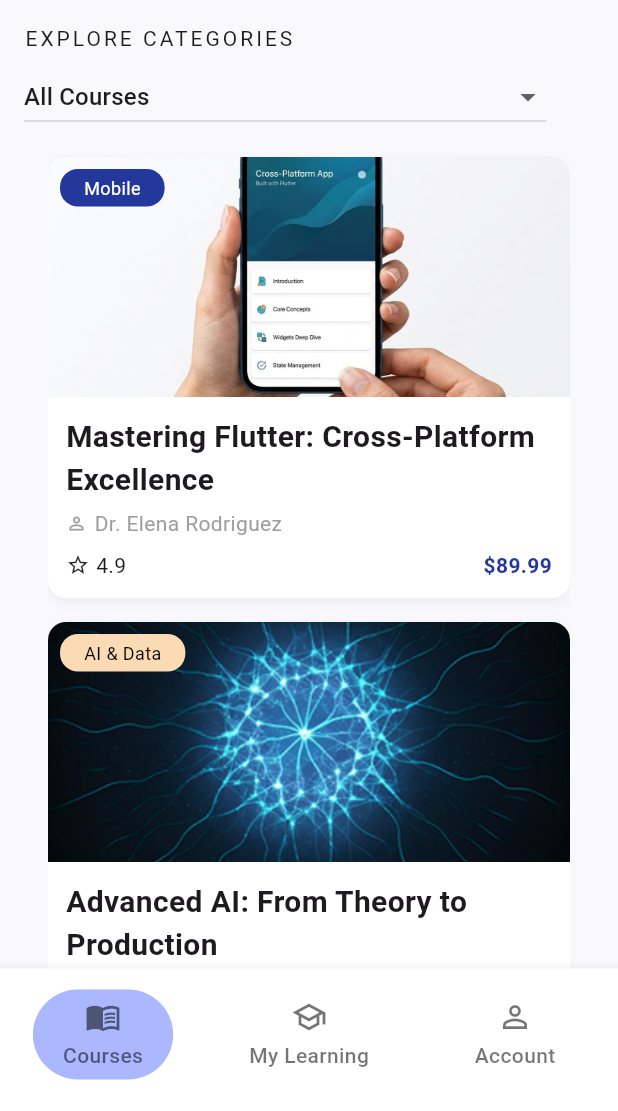
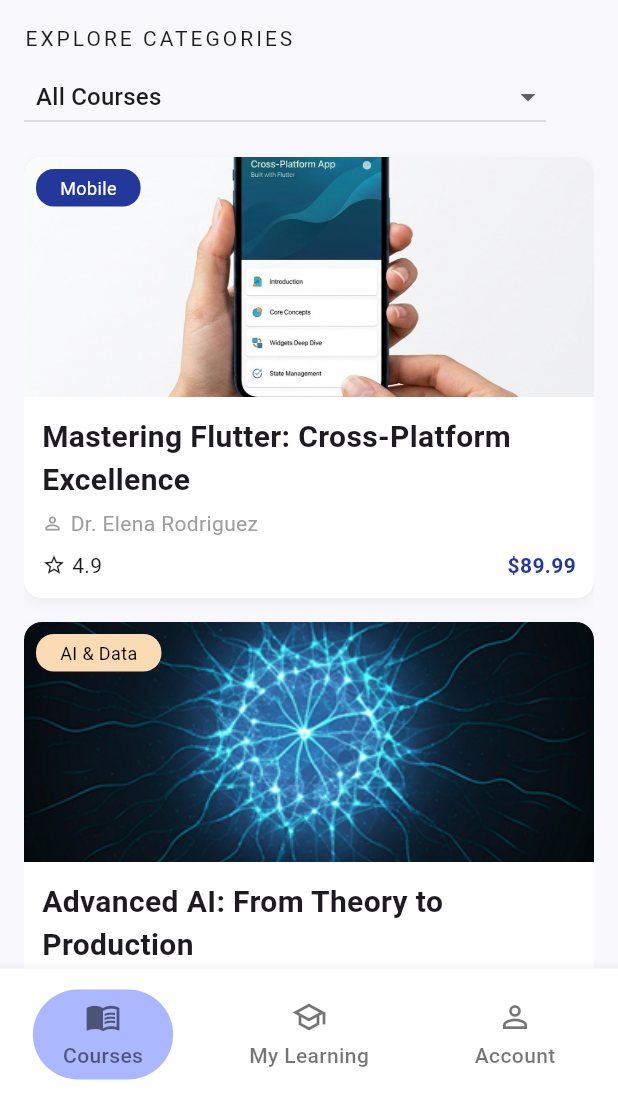
Before and after one commit to NadyAlwazah/flutter-task05-skills-academy-beg, a Flutter app: the BottomBarLayout screen opened by its route, on a phone screen of 412 x 824 dp, the part 125-1236 px from its top. Run offline on Flutter 3.47's test engine with Material 3 defaults, Android fonts, the phone set to English and light mode, and no system bars; our stand-ins replace flutter_screenutil, flutter_svg, go_router.

Commit message:
refactor(ui): adjust dropdown item padding and clean up CoursesViewBody layout

```diff
--- a/lib/features/courses/presentation/views/widgets/courses_filter_dropdown.dart
+++ b/lib/features/courses/presentation/views/widgets/courses_filter_dropdown.dart
@@ -19,11 +19,26 @@ class CoursesFilterDropdown extends StatelessWidget {
         isExpanded: true,
         icon: const Icon(Icons.arrow_drop_down),
         items: const [
-          DropdownMenuItem(value: 'All Courses', child: Text('All Courses')),
-          DropdownMenuItem(value: 'IT Course', child: Text('IT Course')),
+          DropdownMenuItem(
+            value: 'All Courses',
+            child: Padding(
+              padding: EdgeInsets.only(left: 8.0),
+              child: Text('All Courses'),
+            ),
+          ),
+          DropdownMenuItem(
+            value: 'IT Course',
+            child: Padding(
+              padding: EdgeInsets.only(left: 8),
+              child: Text('IT Course'),
+            ),
+          ),
           DropdownMenuItem(
             value: 'Languages Course',
-            child: Text('Languages Course'),
+            child: Padding(
+              padding: EdgeInsets.only(left: 8),
+              child: Text('Languages Course'),
+            ),
           ),
         ],
         onChanged: onChanged,
--- a/lib/features/courses/presentation/views/widgets/courses_view_body.dart
+++ b/lib/features/courses/presentation/views/widgets/courses_view_body.dart
@@ -7,11 +7,8 @@ class CoursesViewBody extends StatelessWidget {
   final Function(CourseModel course)? onCourseTap;
   @override
   Widget build(BuildContext context) {
-    return Padding(
-      padding: const EdgeInsets.symmetric(horizontal: 16.0),
-      child: SingleChildScrollView(
-        child: Column(children: [CoursesListView(onCourseTap: onCourseTap)]),
-      ),
+    return SingleChildScrollView(
+      child: Column(children: [CoursesListView(onCourseTap: onCourseTap)]),
     );
   }
 }
```
